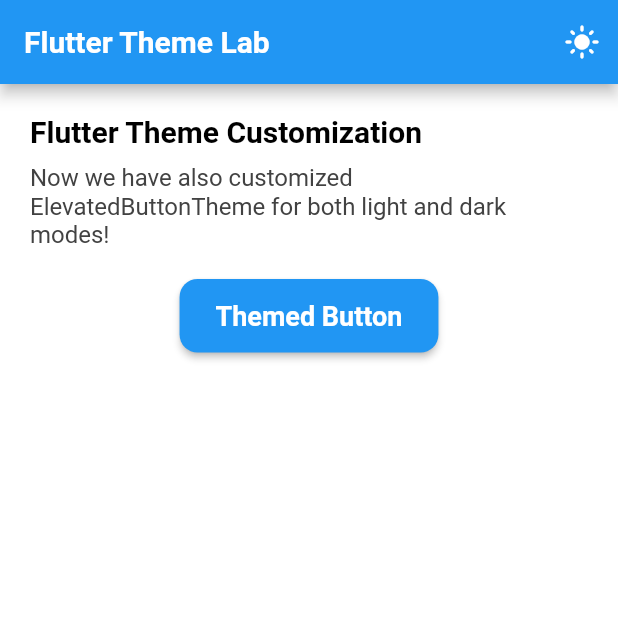
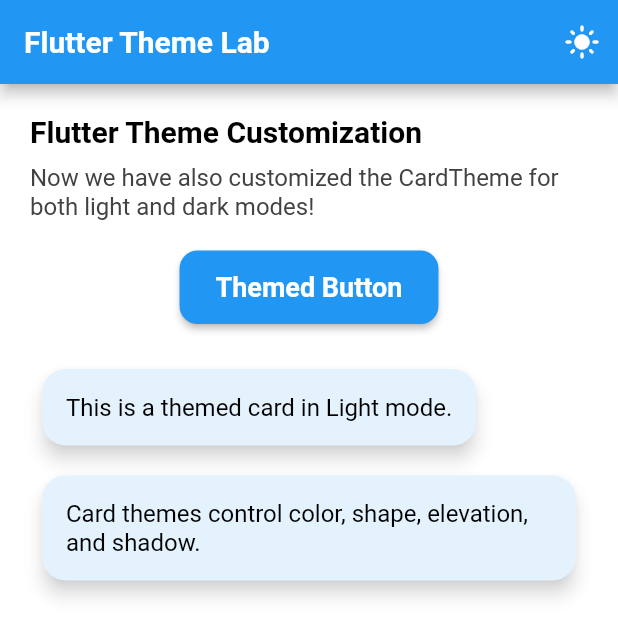
Before and after one commit to Ooozari/App-development, a Flutter app: the screen it shows after launch, on a phone screen of 412 x 824 dp. Shown: the top 637 px of the screen. Run offline on Flutter 3.47's test engine with Material 3 defaults, Android fonts, the phone set to English and light mode, and no system bars; our stand-ins replace audioplayers.

Commit message:
add task 6

```diff
--- a/Lab7/theme/lib/main.dart
+++ b/Lab7/theme/lib/main.dart
@@ -39,6 +39,13 @@ class _MyAppState extends State<MyApp> {
         ),
       ),
     ),
+    cardTheme: CardThemeData(
+      color: Colors.blue[50],
+      elevation: 5,
+      shadowColor: Colors.grey.withValues(alpha: 0.5),
+      shape: RoundedRectangleBorder(borderRadius: BorderRadius.circular(16)),
+      margin: const EdgeInsets.symmetric(vertical: 10, horizontal: 8),
+    ),
   );
 
   final ThemeData darkTheme = ThemeData(
@@ -65,6 +72,13 @@ class _MyAppState extends State<MyApp> {
           borderRadius: BorderRadius.all(Radius.circular(12)),
         ),
       ),
+    ),
+    cardTheme: CardThemeData(
+      color: Colors.deepPurple[700],
+      elevation: 8,
+      shadowColor: Colors.deepPurpleAccent.withValues(alpha: 0.4),
+      shape: RoundedRectangleBorder(borderRadius: BorderRadius.circular(16)),
+      margin: const EdgeInsets.symmetric(vertical: 10, horizontal: 8),
     ),
   );
 
@@ -97,6 +111,7 @@ class _MyAppState extends State<MyApp> {
 
             return Padding(
               padding: const EdgeInsets.all(20.0),
+              child: SingleChildScrollView(
                 child: Column(
                   crossAxisAlignment: CrossAxisAlignment.start,
                   children: [
@@ -110,10 +125,10 @@ class _MyAppState extends State<MyApp> {
                     ),
                     const SizedBox(height: 10),
                     Text(
-                    'Now we have also customized ElevatedButtonTheme for both light and dark modes!',
+                      'Now we have also customized the CardTheme for both light and dark modes!',
                       style: TextStyle(
                         fontSize: 16,
-                      color: isDarkMode ? Colors.white : Colors.grey[800],
+                        color: isDarkMode ? Colors.red : Colors.grey[800],
                       ),
                     ),
                     const SizedBox(height: 20),
@@ -123,7 +138,27 @@ class _MyAppState extends State<MyApp> {
                         child: const Text('Themed Button'),
                       ),
                     ),
+                    const SizedBox(height: 20),
+                    Card(
+                      child: Padding(
+                        padding: const EdgeInsets.all(16.0),
+                        child: Text(
+                          'This is a themed card in ${isDark ? "Dark" : "Light"} mode.',
+                          style: TextStyle(fontSize: 16, color: textColor),
+                        ),
+                      ),
+                    ),
+                    Card(
+                      child: Padding(
+                        padding: const EdgeInsets.all(16.0),
+                        child: Text(
+                          'Card themes control color, shape, elevation, and shadow.',
+                          style: TextStyle(fontSize: 16, color: textColor),
+                        ),
+                      ),
+                    ),
                   ],
+                ),
               ),
             );
           },
```
Lines whose indentation alone changed are shown as unchanged.
